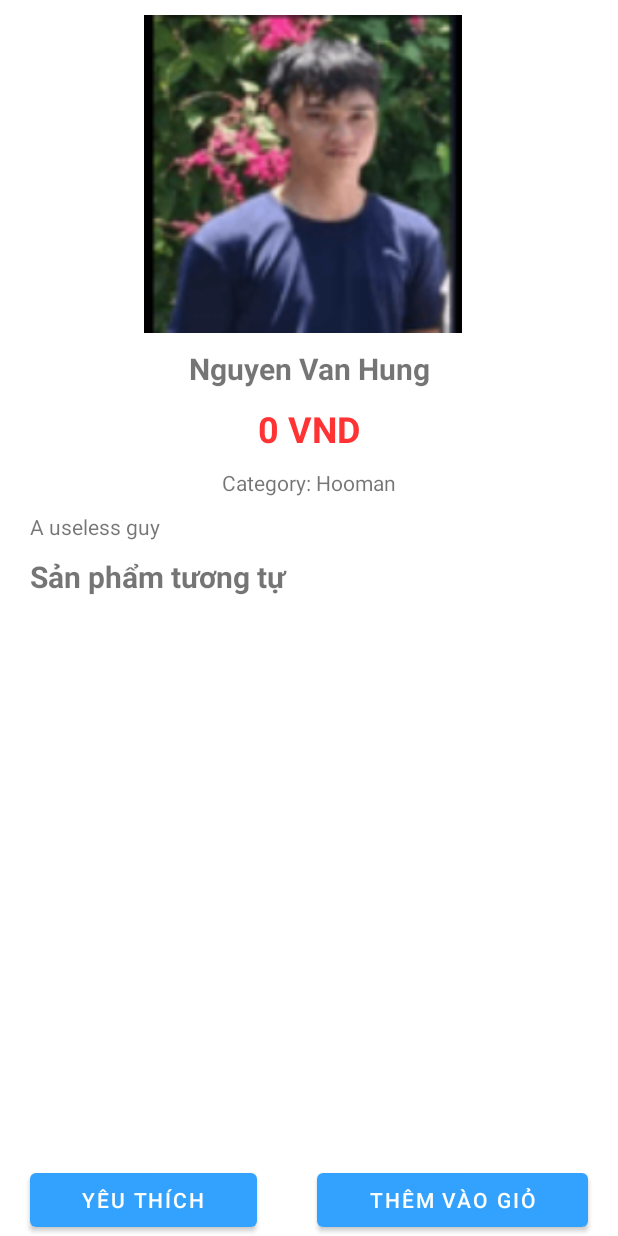
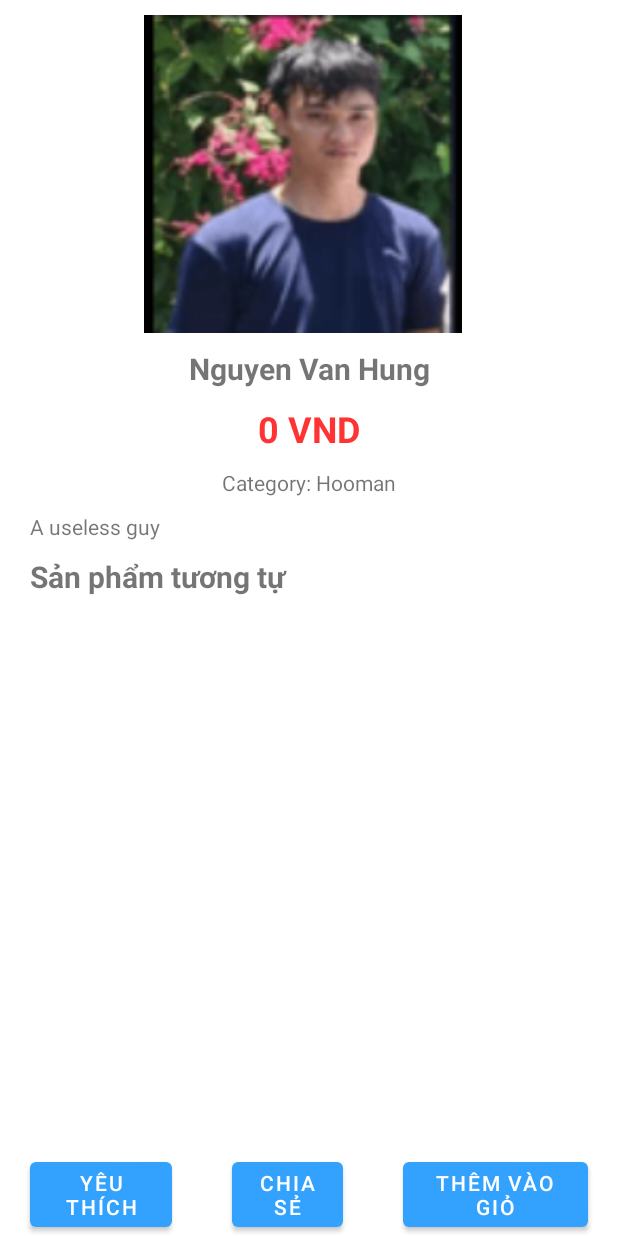
Before and after one commit to mekanican/MiniShopping, an Android app: the layout activity_product_details.xml on its own in the app's theme, with its tools: preview values and no code run, on a phone screen of 412 x 824 dp. Run offline under Robolectric (Android 15) with nearby library versions, the phone set to English and light mode, and no system bars.

Commit message:
add the share button on product details

```diff
--- a/app/src/main/res/layout/activity_product_details.xml
+++ b/app/src/main/res/layout/activity_product_details.xml
@@ -29,8 +29,18 @@
             android:layout_marginLeft="20dp"
             android:layout_marginTop="10dp"
             android:layout_marginRight="20dp"
+            android:text="Chia sẻ"
+            android:onClick="onShareClicked" />
+
+        <Button
+            android:layout_width="wrap_content"
+            android:layout_height="match_parent"
+            android:layout_weight="1"
+            android:layout_marginLeft="20dp"
+            android:layout_marginTop="10dp"
+            android:layout_marginRight="20dp"
             android:text="Thêm vào giỏ"
-            android:onClick="onAddToCartClicked"/>
+            android:onClick="onAddToCartClicked" />
     </LinearLayout>
 
     <ScrollView
```
Also changed, not shown: app/src/main/java/com/nlh/minishoping/ProductDetails.java (+20 -0 lines).
